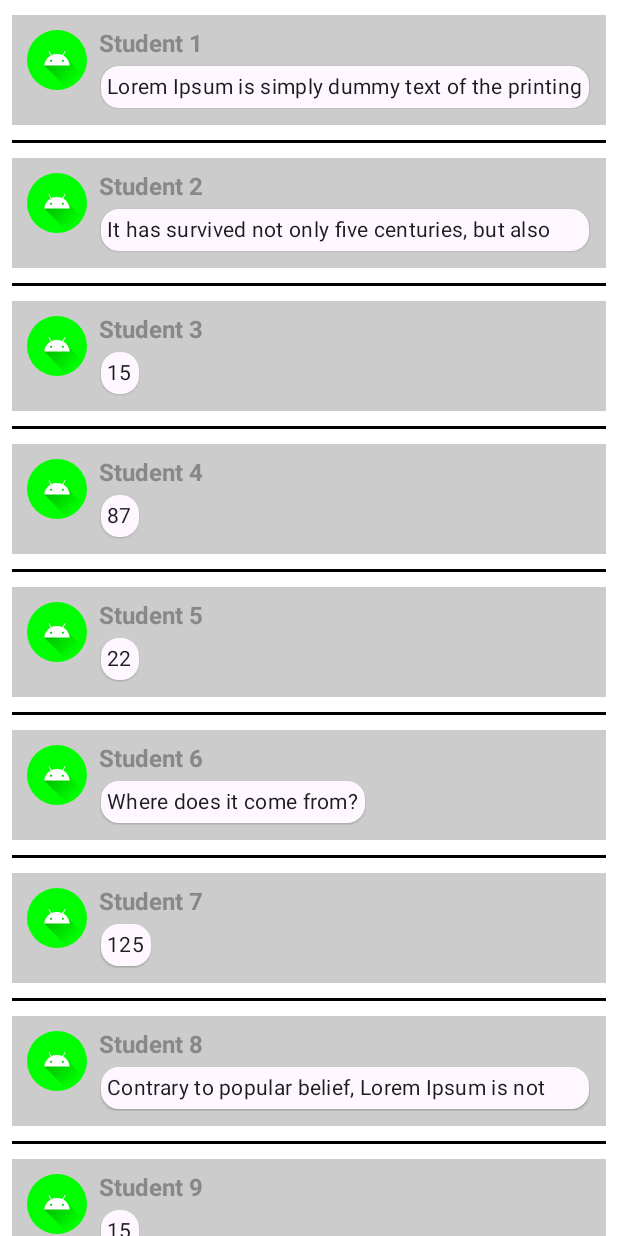
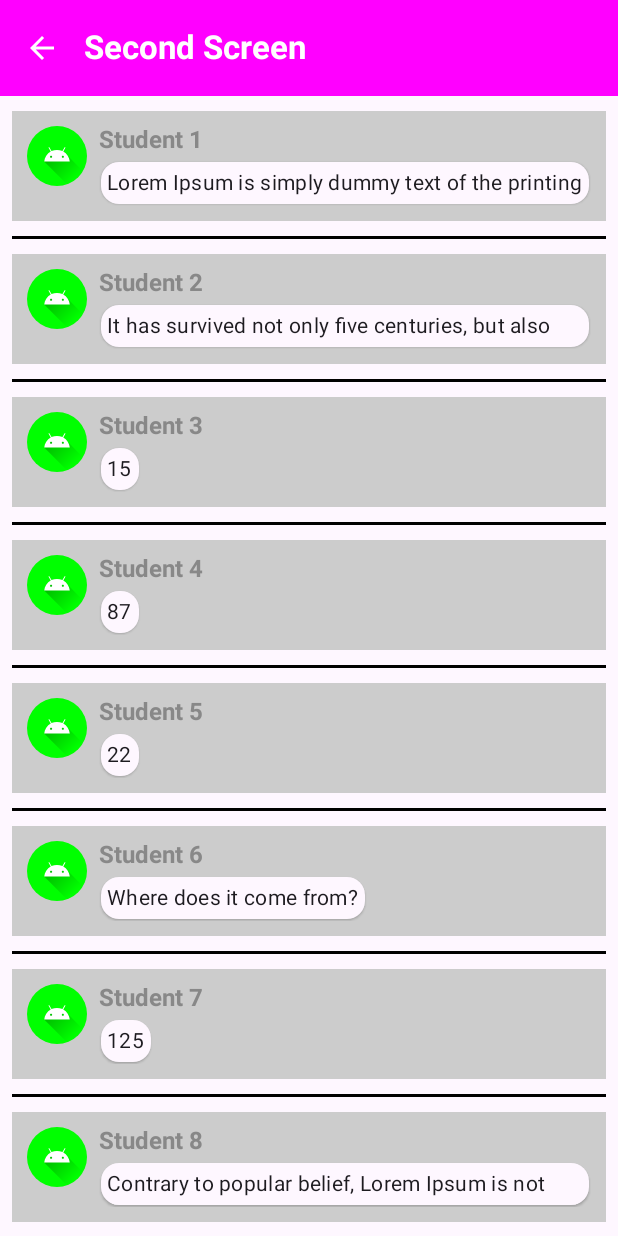
Before and after one commit to dewaasmara589/Belajar-Jetpack-Compose-Kotlin, an Android app built with Jetpack Compose: the @Preview function PreviewDesign, on a phone screen of 412 x 824 dp. Run offline under Robolectric (Android 15) with nearby library versions, the phone set to English and light mode, and no system bars.

Commit message:
Complete Make Button Next Activity and Navigation

```diff
--- a/app/build.gradle.kts
+++ b/app/build.gradle.kts
@@ -50,6 +50,7 @@ android {
 }
 
 dependencies {
+    implementation("androidx.navigation:navigation-compose:2.7.5")
 
     implementation("androidx.core:core-ktx:1.9.0")
     implementation("androidx.lifecycle:lifecycle-runtime-ktx:2.6.2")
--- a/app/src/main/java/com/alfastore/testjetpackcompose/ImageColumnRow.kt
+++ b/app/src/main/java/com/alfastore/testjetpackcompose/ImageColumnRow.kt
@@ -1,5 +1,6 @@
 package com.alfastore.testjetpackcompose
 
+import android.annotation.SuppressLint
 import android.os.Bundle
 import androidx.activity.ComponentActivity
 import androidx.activity.compose.setContent
@@ -22,10 +23,18 @@ import androidx.compose.foundation.layout.width
 import androidx.compose.foundation.lazy.LazyColumn
 import androidx.compose.foundation.lazy.items
 import androidx.compose.foundation.shape.CircleShape
+import androidx.compose.material.icons.Icons
+import androidx.compose.material.icons.filled.ArrowBack
 import androidx.compose.material3.Divider
+import androidx.compose.material3.ExperimentalMaterial3Api
+import androidx.compose.material3.Icon
+import androidx.compose.material3.IconButton
 import androidx.compose.material3.MaterialTheme
+import androidx.compose.material3.Scaffold
 import androidx.compose.material3.Surface
 import androidx.compose.material3.Text
+import androidx.compose.material3.TopAppBar
+import androidx.compose.material3.TopAppBarDefaults
 import androidx.compose.runtime.Composable
 import androidx.compose.runtime.getValue
 import androidx.compose.runtime.setValue
@@ -39,6 +48,8 @@ import androidx.compose.ui.text.font.FontWeight
 import androidx.compose.ui.tooling.preview.Preview
 import androidx.compose.ui.unit.dp
 import androidx.compose.ui.unit.sp
+import androidx.navigation.NavHostController
+import androidx.navigation.compose.rememberNavController
 
 class ImageColumnRow : ComponentActivity() {
     override fun onCreate(savedInstanceState: Bundle?) {
@@ -46,10 +57,51 @@ class ImageColumnRow : ComponentActivity() {
 
         setContent{
             Surface(modifier = Modifier.fillMaxSize()) {
-                Content(Message("Name1", "Message TEXT1"))
+                val navController = rememberNavController()
+                SecondScreen(navController)
             }
         }
     }
+}
+
+val messages = listOf(
+    Message("Student 1", "Lorem Ipsum is simply dummy text of the printing and typesetting industry. Lorem Ipsum has been the industry's standard dummy text ever since the 1500s, when an unknown printer took a galley of type and scrambled it to make a type specimen book."),
+    Message("Student 2", "It has survived not only five centuries, but also the leap into electronic typesetting, remaining essentially unchanged. It was popularised in the 1960s with the release of Letraset sheets containing Lorem Ipsum passages, and more recently with desktop publishing software like Aldus PageMaker including versions of Lorem Ipsum."),
+    Message("Student 3", "15"),
+    Message("Student 4", "87"),
+    Message("Student 5", "22"),
+    Message("Student 6", "Where does it come from?"),
+    Message("Student 7", "125"),
+    Message("Student 8", "Contrary to popular belief, Lorem Ipsum is not simply random text. It has roots in a piece of classical Latin literature from 45 BC, making it over 2000 years old."),
+    Message("Student 9", "15"),
+    Message("Student 10", "87"),
+    Message("Student 11", "22"),
+)
+
+@SuppressLint("UnusedMaterial3ScaffoldPaddingParameter")
+@OptIn(ExperimentalMaterial3Api::class)
+@Composable
+fun SecondScreen(navHostController: NavHostController){
+    Scaffold(
+        topBar = {
+            TopAppBar(
+                colors = TopAppBarDefaults.smallTopAppBarColors(containerColor = Color.Magenta),
+                title = {
+                    Text(text = "Second Screen", fontWeight = FontWeight.Bold, color = Color.White)
+                },
+                navigationIcon = {
+                    IconButton(onClick = { navHostController.navigateUp() }) {
+                        Icon(Icons.Filled.ArrowBack, contentDescription = "Back", tint = Color.White)
+                    }
+                }
+            )
+        },
+        content = { paddingValues ->
+            Column (modifier = Modifier.padding(paddingValues)){
+                Conversation(messages)
+            }
+        }
+    )
 }
 
 // Data Model
@@ -89,7 +141,9 @@ fun Content(msg: Message){
                 shape = MaterialTheme.shapes.medium,
                 shadowElevation = 1.dp,
                 color = surfaceColor,
-                modifier = Modifier.animateContentSize().padding(1.dp)
+                modifier = Modifier
+                    .animateContentSize()
+                    .padding(1.dp)
             ) {
                 Text(
                     text = msg.subTitle,
@@ -117,22 +171,9 @@ fun Conversation(messages: List<Message>){
     }
 }
 
-val messages = listOf(
-    Message("Student 1", "Lorem Ipsum is simply dummy text of the printing and typesetting industry. Lorem Ipsum has been the industry's standard dummy text ever since the 1500s, when an unknown printer took a galley of type and scrambled it to make a type specimen book."),
-    Message("Student 2", "It has survived not only five centuries, but also the leap into electronic typesetting, remaining essentially unchanged. It was popularised in the 1960s with the release of Letraset sheets containing Lorem Ipsum passages, and more recently with desktop publishing software like Aldus PageMaker including versions of Lorem Ipsum."),
-    Message("Student 3", "15"),
-    Message("Student 4", "87"),
-    Message("Student 5", "22"),
-    Message("Student 6", "Where does it come from?"),
-    Message("Student 7", "125"),
-    Message("Student 8", "Contrary to popular belief, Lorem Ipsum is not simply random text. It has roots in a piece of classical Latin literature from 45 BC, making it over 2000 years old."),
-    Message("Student 9", "15"),
-    Message("Student 10", "87"),
-    Message("Student 11", "22"),
-)
-
 @Preview(showBackground = true)
 @Composable
 fun PreviewDesign(){
-    Conversation(messages)
+    val navController = rememberNavController()
+    SecondScreen(navController)
 }
```
Also changed, not shown: app/src/main/java/com/alfastore/testjetpackcompose/MainActivity.kt (+40 -5 lines).
